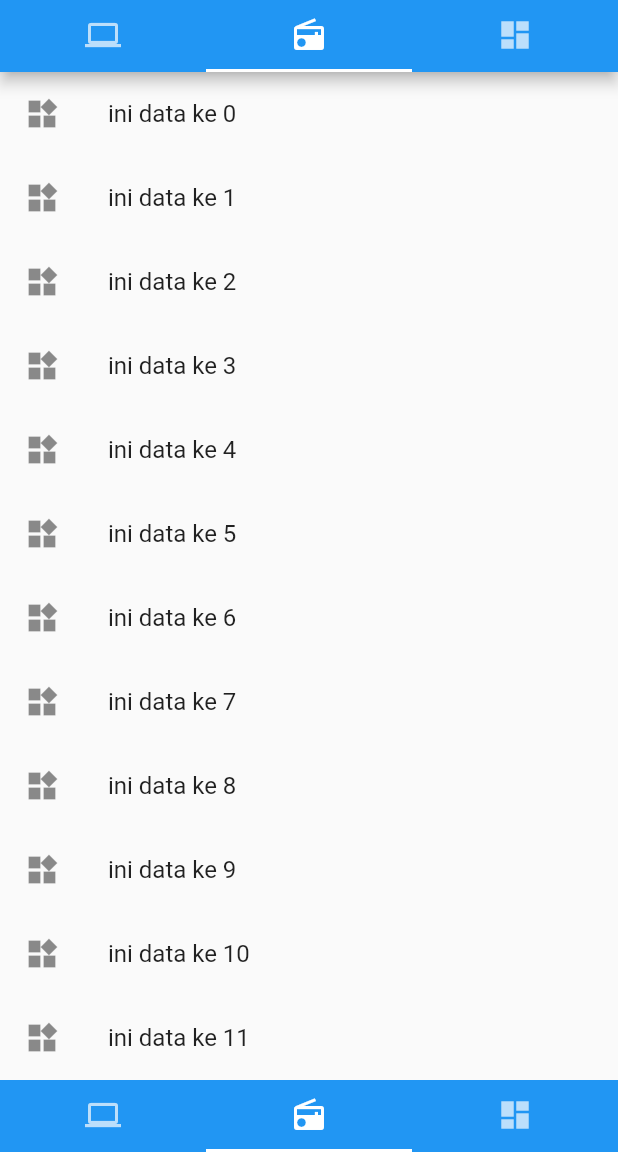
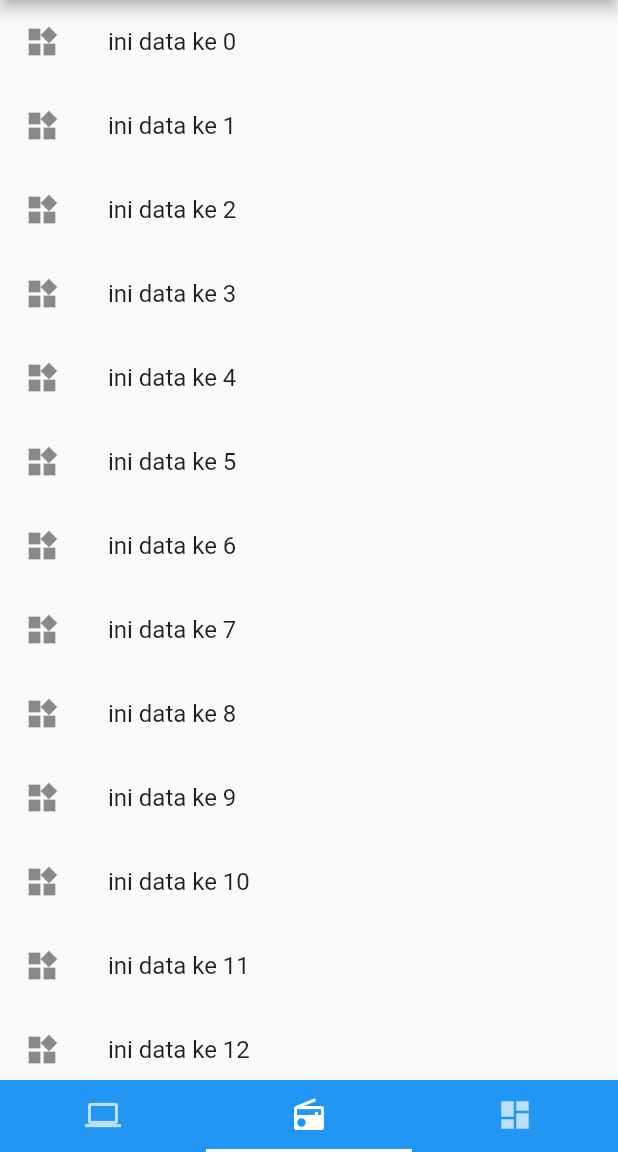
Before and after one commit to blanc08/basic-flutter, a Flutter app: the screen it shows after launch, item 2 of the bottom bar chosen, on a phone screen of 412 x 824 dp, the part 84-1236 px from its top. Run offline on Flutter 3.47's test engine with Material 2 defaults, Android fonts, the phone set to English and light mode, and no system bars; network calls fail.

```diff
--- a/lib/main.dart
+++ b/lib/main.dart
@@ -40,20 +40,20 @@ class _HomeState extends State<Home> with SingleTickerProviderStateMixin {
     return Scaffold(
       appBar: AppBar(
         title: const Text('Electronic'),
-        bottom: TabBar(
-          controller: controller,
-          tabs: const <Widget>[
-            Tab(
-              icon: Icon(Icons.computer),
-            ),
-            Tab(
-              icon: Icon(Icons.radio),
-            ),
-            Tab(
-              icon: Icon(Icons.dashboard),
-            ),
-          ],
-        ),
+        // bottom: TabBar(
+        //   controller: controller,
+        //   tabs: const <Widget>[
+        //     Tab(
+        //       icon: Icon(Icons.computer),
+        //     ),
+        //     Tab(
+        //       icon: Icon(Icons.radio),
+        //     ),
+        //     Tab(
+        //       icon: Icon(Icons.dashboard),
+        //     ),
+        //   ],
+        // ),
       ),
       body: TabBarView(
         controller: controller,
```
Also changed, not shown: lib/page/detail.dart (+15 -6 lines).
